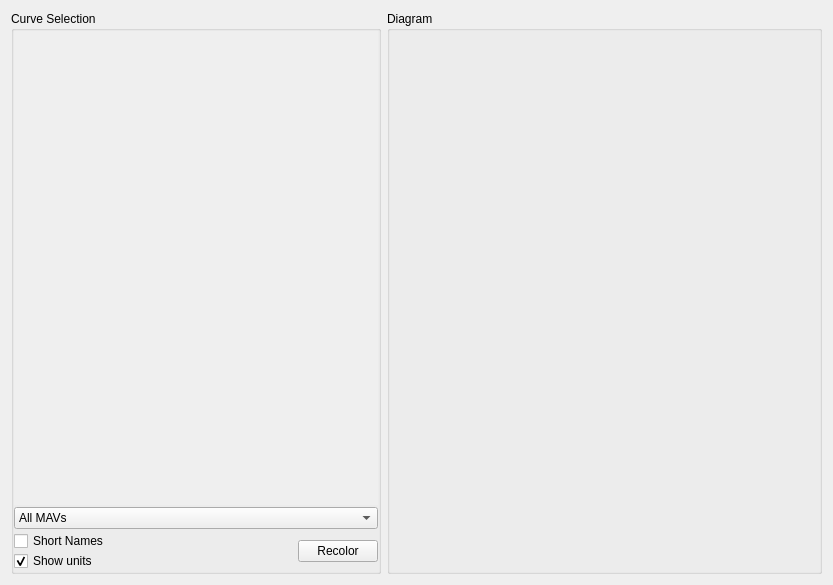
Before: the Qt Designer form src/ui/AQLinechart.ui in mpaperno/qgroundcontrol_aq, drawn with Qt 5.
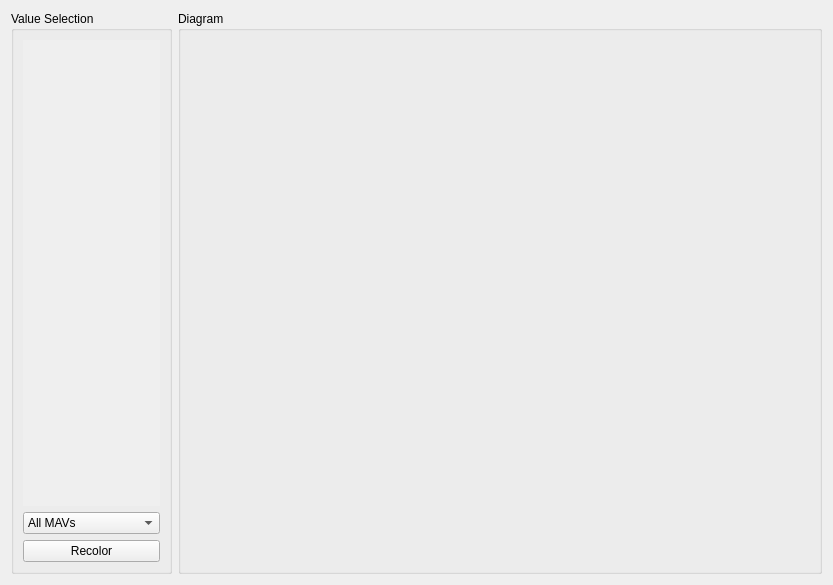
After: the same form once the commit is applied.

```diff
--- a/src/ui/AQLinechart.ui
+++ b/src/ui/AQLinechart.ui
@@ -28,11 +28,11 @@
   <property name="styleSheet">
    <string notr="true"/>
   </property>
-  <layout class="QGridLayout" name="gridLayout" columnstretch="5,0,0">
-   <item row="0" column="0" rowspan="3">
+  <layout class="QGridLayout" name="gridLayout" columnstretch="0,4">
+   <item row="0" column="0">
     <widget class="QGroupBox" name="curveGroupBox">
      <property name="sizePolicy">
-      <sizepolicy hsizetype="Expanding" vsizetype="MinimumExpanding">
+      <sizepolicy hsizetype="MinimumExpanding" vsizetype="Expanding">
        <horstretch>1</horstretch>
        <verstretch>0</verstretch>
       </sizepolicy>
@@ -53,22 +53,16 @@
       <string notr="true"/>
      </property>
      <property name="title">
-      <string>Curve Selection</string>
+      <string>Value Selection</string>
      </property>
      <property name="alignment">
       <set>Qt::AlignLeading|Qt::AlignLeft|Qt::AlignTop</set>
      </property>
-     <layout class="QVBoxLayout" name="verticalLayout" stretch="0,0">
-      <property name="spacing">
-       <number>2</number>
-      </property>
-      <property name="margin">
-       <number>0</number>
-      </property>
+     <layout class="QVBoxLayout" name="verticalLayout">
       <item>
        <widget class="QScrollArea" name="curveListWidget">
         <property name="sizePolicy">
-         <sizepolicy hsizetype="Minimum" vsizetype="Expanding">
+         <sizepolicy hsizetype="Expanding" vsizetype="Expanding">
           <horstretch>0</horstretch>
           <verstretch>0</verstretch>
          </sizepolicy>
@@ -108,106 +102,51 @@
           <rect>
            <x>0</x>
            <y>0</y>
-           <width>368</width>
-           <height>488</height>
+           <width>136</width>
+           <height>465</height>
           </rect>
          </property>
         </widget>
        </widget>
       </item>
       <item>
-       <layout class="QVBoxLayout" name="verticalLayout_2">
-        <property name="spacing">
-         <number>2</number>
+       <widget class="QComboBox" name="uasSelectionBox">
+        <property name="sizePolicy">
+         <sizepolicy hsizetype="Minimum" vsizetype="Minimum">
+          <horstretch>0</horstretch>
+          <verstretch>0</verstretch>
+         </sizepolicy>
         </property>
         <item>
-         <widget class="QComboBox" name="uasSelectionBox">
-          <item>
-           <property name="text">
-            <string>All MAVs</string>
-           </property>
-          </item>
-         </widget>
+         <property name="text">
+          <string>All MAVs</string>
+         </property>
         </item>
-        <item>
-         <layout class="QHBoxLayout" name="horizontalLayout" stretch="1,0">
-          <property name="spacing">
-           <number>0</number>
-          </property>
-          <item>
-           <layout class="QVBoxLayout" name="verticalLayout_3">
-            <property name="spacing">
-             <number>0</number>
-            </property>
-            <item>
-             <widget class="QCheckBox" name="shortNameCheckBox">
-              <property name="toolTip">
-               <string>Display only variable names in curve list</string>
-              </property>
-              <property name="text">
-               <string>Short Names</string>
-              </property>
-             </widget>
-            </item>
-            <item>
-             <widget class="QCheckBox" name="showUnitsCheckBox">
-              <property name="toolTip">
-               <string>Display variable units in curve list</string>
-              </property>
-              <property name="whatsThis">
-               <string>Display variable units in curve list</string>
-              </property>
-              <property name="text">
-               <string>Show units</string>
-              </property>
-              <property name="checked">
-               <bool>true</bool>
-              </property>
-             </widget>
-            </item>
-           </layout>
-          </item>
-          <item>
-           <layout class="QVBoxLayout" name="verticalLayout_4">
-            <item>
-             <widget class="QPushButton" name="recolorButton">
-              <property name="toolTip">
-               <string>Rotate color scheme for all curves</string>
-              </property>
-              <property name="text">
-               <string>Recolor</string>
-              </property>
-             </widget>
-            </item>
-            <item>
-             <spacer name="verticalSpacer">
-              <property name="orientation">
-               <enum>Qt::Vertical</enum>
-              </property>
-              <property name="sizeType">
-               <enum>QSizePolicy::Minimum</enum>
-              </property>
-              <property name="sizeHint" stdset="0">
-               <size>
-                <width>20</width>
-                <height>0</height>
-               </size>
-              </property>
-             </spacer>
-            </item>
-           </layout>
-          </item>
-         </layout>
-        </item>
-       </layout>
+       </widget>
+      </item>
+      <item>
+       <widget class="QPushButton" name="recolorButton">
+        <property name="sizePolicy">
+         <sizepolicy hsizetype="Minimum" vsizetype="Minimum">
+          <horstretch>0</horstretch>
+          <verstretch>0</verstretch>
+         </sizepolicy>
+        </property>
+        <property name="toolTip">
+         <string>Rotate color scheme for all curves</string>
+        </property>
+        <property name="text">
+         <string>Recolor</string>
+        </property>
+       </widget>
       </item>
      </layout>
     </widget>
    </item>
-   <item row="0" column="2" rowspan="3">
-    <widget class="QGroupBox" name="diagramGroupBox">
+   <item row="0" column="1">
+    <widget class="QGroupBox" name="AQdiagramGroupBox">
      <property name="sizePolicy">
-      <sizepolicy hsizetype="MinimumExpanding" vsizetype="MinimumExpanding">
+      <sizepolicy hsizetype="Expanding" vsizetype="Expanding">
        <horstretch>0</horstretch>
        <verstretch>0</verstretch>
       </sizepolicy>
```
Left out of the diff: 5 changed lines with no effect on the pictures.
